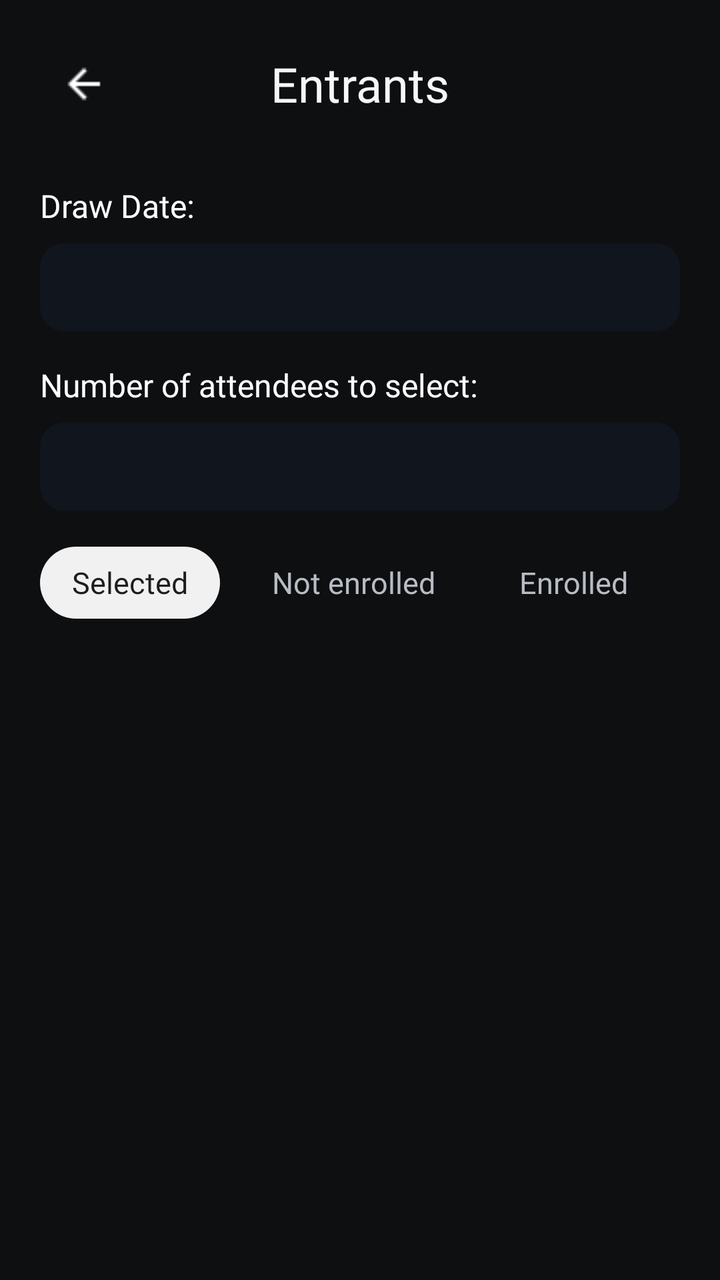
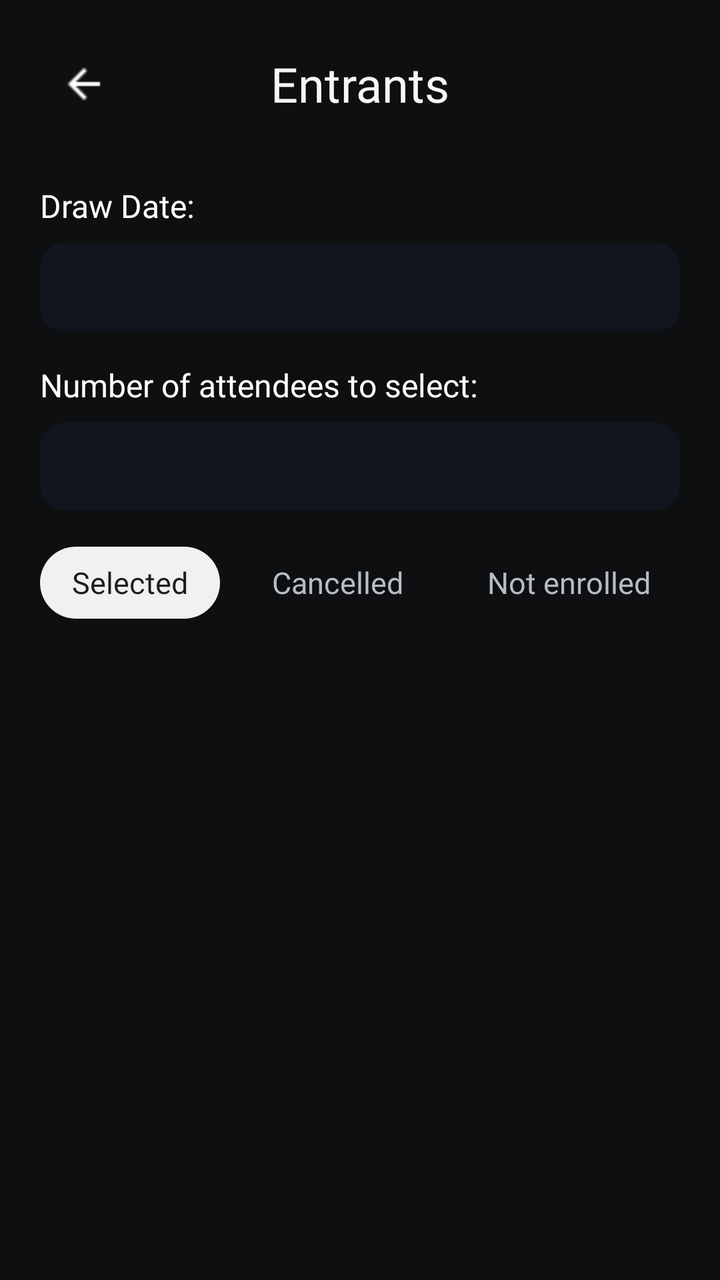

Screens rendered from an Android XML layout before and after an edit, with the pre-edit source and the edit as a unified diff.
<!-- AndroidManifest.xml: application theme Theme.Allot -->
<!-- res/layout/activity_manage_entrants.xml -->
<?xml version="1.0" encoding="utf-8"?>
<LinearLayout xmlns:android="http://schemas.android.com/apk/res/android"
    xmlns:app="http://schemas.android.com/apk/res-auto"
    android:layout_width="match_parent"
    android:layout_height="match_parent"
    android:background="@color/screen_bg"
    android:orientation="vertical">

    <ScrollView
        android:layout_width="match_parent"
        android:layout_height="0dp"
        android:layout_weight="1"
        android:clipToPadding="false"
        android:fillViewport="true"
        android:overScrollMode="never"
        android:scrollbars="none">

        <LinearLayout
            android:layout_width="match_parent"
            android:layout_height="wrap_content"
            android:orientation="vertical"
            android:paddingStart="20dp"
            android:paddingTop="20dp"
            android:paddingEnd="20dp"
            android:paddingBottom="24dp">

            <FrameLayout
                android:layout_width="match_parent"
                android:layout_height="44dp">

                <ImageButton
                    android:id="@+id/backButton"
                    android:layout_width="44dp"
                    android:layout_height="44dp"
                    android:layout_gravity="start|center_vertical"
                    android:background="@null"
                    android:contentDescription="@string/event_detail_back"
                    android:padding="10dp"
                    android:src="@drawable/arrow_back" />

                <TextView
                    android:layout_width="wrap_content"
                    android:layout_height="wrap_content"
                    android:layout_gravity="center"
                    android:fontFamily="@font/varela_round_regular"
                    android:text="@string/manage_entrants_title"
                    android:textColor="@color/text_primary"
                    android:textSize="24sp" />
            </FrameLayout>

            <TextView
                android:layout_width="wrap_content"
                android:layout_height="wrap_content"
                android:layout_marginTop="28dp"
                android:fontFamily="@font/varela_round_regular"
                android:text="@string/manage_lottery_draw_date"
                android:textColor="@color/white"
                android:textSize="16sp" />

            <TextView
                android:id="@+id/drawDateValueText"
                android:layout_width="match_parent"
                android:layout_height="44dp"
                android:layout_marginTop="8dp"
                android:background="@drawable/bg_profile_input"
                android:fontFamily="@font/varela_round_regular"
                android:gravity="center_vertical"
                android:paddingStart="12dp"
                android:paddingEnd="12dp"
                android:textColor="@color/white"
                android:textSize="16sp" />

            <TextView
                android:layout_width="wrap_content"
                android:layout_height="wrap_content"
                android:layout_marginTop="16dp"
                android:fontFamily="@font/varela_round_regular"
                android:text="@string/manage_lottery_attendees"
                android:textColor="@color/white"
                android:textSize="16sp" />

            <TextView
                android:id="@+id/attendeesValueText"
                android:layout_width="match_parent"
                android:layout_height="44dp"
                android:layout_marginTop="8dp"
                android:background="@drawable/bg_profile_input"
                android:fontFamily="@font/varela_round_regular"
                android:gravity="center_vertical"
                android:paddingStart="12dp"
                android:paddingEnd="12dp"
                android:textColor="@color/white"
                android:textSize="16sp" />

            <HorizontalScrollView
                android:layout_width="match_parent"
                android:layout_height="wrap_content"
                android:layout_marginTop="18dp"
                android:clipToPadding="false"
                android:overScrollMode="never"
                android:scrollbars="none">

                <LinearLayout
                    android:layout_width="wrap_content"
                    android:layout_height="wrap_content"
                    android:orientation="horizontal">

                    <TextView
                        android:id="@+id/selectedTabText"
                        android:layout_width="wrap_content"
                        android:layout_height="36dp"
                        android:background="@drawable/bg_manage_entrant_tab_selected"
                        android:clickable="true"
                        android:focusable="true"
                        android:fontFamily="@font/varela_round_regular"
                        android:gravity="center"
                        android:minWidth="82dp"
                        android:paddingStart="16dp"
                        android:paddingEnd="16dp"
                        android:text="@string/manage_entrants_tab_selected"
                        android:textColor="#1D1D1D"
                        android:textSize="15sp" />

                    <TextView
                        android:id="@+id/cancelledTabText"
                        android:layout_width="wrap_content"
                        android:layout_height="36dp"
                        android:layout_marginStart="10dp"
                        android:background="@drawable/bg_manage_entrant_tab_unselected"
                        android:clickable="true"
                        android:focusable="true"
                        android:fontFamily="@font/varela_round_regular"
                        android:gravity="center"
                        android:minWidth="90dp"
                        android:paddingStart="16dp"
                        android:paddingEnd="16dp"
                        android:text="@string/manage_entrants_tab_cancelled"
                        android:textColor="@color/text_secondary"
                        android:textSize="15sp" />

                    <TextView
                        android:id="@+id/enrolledTabText"
                        android:layout_width="wrap_content"
                        android:layout_height="36dp"
                        android:layout_marginStart="10dp"
                        android:background="@drawable/bg_manage_entrant_tab_unselected"
                        android:clickable="true"
                        android:focusable="true"
                        android:fontFamily="@font/varela_round_regular"
                        android:gravity="center"
                        android:minWidth="84dp"
                        android:paddingStart="16dp"
                        android:paddingEnd="16dp"
                        android:text="@string/manage_entrants_tab_enrolled"
                        android:textColor="@color/text_secondary"
                        android:textSize="15sp" />

                    <TextView
                        android:id="@+id/allEntrantsTabText"
                        android:layout_width="wrap_content"
                        android:layout_height="36dp"
                        android:layout_marginStart="10dp"
                        android:background="@drawable/bg_manage_entrant_tab_unselected"
                        android:clickable="true"
                        android:focusable="true"
                        android:fontFamily="@font/varela_round_regular"
                        android:gravity="center"
                        android:minWidth="96dp"
                        android:paddingStart="16dp"
                        android:paddingEnd="16dp"
                        android:text="@string/manage_entrants_tab_all"
                        android:textColor="@color/text_secondary"
                        android:textSize="15sp" />
                </LinearLayout>
            </HorizontalScrollView>

            <TextView
                android:id="@+id/stateText"
                android:layout_width="match_parent"
                android:layout_height="wrap_content"
                android:layout_marginTop="16dp"
                android:fontFamily="@font/varela_round_regular"
                android:textColor="@color/text_secondary"
                android:textSize="14sp"
                android:visibility="gone" />

            <LinearLayout
                android:id="@+id/entrantsContainer"
                android:layout_width="match_parent"
                android:layout_height="wrap_content"
                android:layout_marginTop="16dp"
                android:orientation="vertical" />
        </LinearLayout>
    </ScrollView>

    <com.google.android.material.button.MaterialButton
        android:id="@+id/exportFinalListButton"
        android:layout_width="match_parent"
        android:layout_height="45dp"
        android:layout_marginStart="20dp"
        android:layout_marginEnd="20dp"
        android:layout_marginBottom="18dp"
        android:fontFamily="@font/varela_round_regular"
        android:insetTop="0dp"
        android:insetBottom="0dp"
        android:minHeight="0dp"
        android:text="@string/manage_entrants_export_final_list"
        android:textAllCaps="false"
        android:textColor="#1D1D1D"
        android:textSize="18sp"
        android:visibility="gone"
        app:backgroundTint="#F1F1F1"
        app:cornerRadius="22dp" />

</LinearLayout>
<!-- resources referenced by this layout -->
<resources>
  <color name="screen_bg">#0E0F11</color>
  <color name="text_primary">#F6F7F9</color>
  <color name="text_secondary">#B8BCC4</color>
  <color name="white">#FFFFFFFF</color>
  <!-- drawable arrow_back: png bitmap (drawable, 223 bytes) -->
  <!-- drawable bg_manage_entrant_tab_selected (drawable) -->
  <?xml version="1.0" encoding="utf-8"?>
  <shape xmlns:android="http://schemas.android.com/apk/res/android"
      android:shape="rectangle">
      <solid android:color="#F1F1F1" />
      <corners android:radius="18dp" />
  </shape>
  <!-- drawable bg_manage_entrant_tab_unselected (drawable) -->
  <?xml version="1.0" encoding="utf-8"?>
  <shape xmlns:android="http://schemas.android.com/apk/res/android"
      android:shape="rectangle">
      <solid android:color="@android:color/transparent" />
      <corners android:radius="18dp" />
  </shape>
  <!-- drawable bg_profile_input (drawable) -->
  <?xml version="1.0" encoding="utf-8"?>
  <shape xmlns:android="http://schemas.android.com/apk/res/android" android:shape="rectangle">
      <solid android:color="#10151E" />
      <corners android:radius="12dp" />
  </shape>
  <string name="event_detail_back">Go back</string>
  <string name="manage_entrants_export_final_list">Export Final List</string>
  <string name="manage_entrants_tab_all">All entrants</string>
  <string name="manage_entrants_tab_cancelled">Not enrolled</string>
  <string name="manage_entrants_tab_enrolled">Enrolled</string>
  <string name="manage_entrants_tab_selected">Selected</string>
  <string name="manage_entrants_title">Entrants</string>
  <string name="manage_lottery_attendees">Number of attendees to select:</string>
  <string name="manage_lottery_draw_date">Draw Date:</string>
  <style name="Theme.Allot" parent="Base.Theme.Allot" />
  <style name="Base.Theme.Allot" parent="Theme.Material3.DayNight.NoActionBar">
          
          
      </style>
</resources>

<!-- the commit's change to res/layout/activity_manage_entrants.xml (unified diff, before → after) -->
@@ -135,6 +135,23 @@
                         android:paddingStart="16dp"
                         android:paddingEnd="16dp"
                         android:text="@string/manage_entrants_tab_cancelled"
+                        android:textColor="@color/text_secondary"
+                        android:textSize="15sp" />
+
+                    <TextView
+                        android:id="@+id/notEnrolledTabText"
+                        android:layout_width="wrap_content"
+                        android:layout_height="36dp"
+                        android:layout_marginStart="10dp"
+                        android:background="@drawable/bg_manage_entrant_tab_unselected"
+                        android:clickable="true"
+                        android:focusable="true"
+                        android:fontFamily="@font/varela_round_regular"
+                        android:gravity="center"
+                        android:minWidth="110dp"
+                        android:paddingStart="16dp"
+                        android:paddingEnd="16dp"
+                        android:text="@string/manage_entrants_tab_not_enrolled"
                         android:textColor="@color/text_secondary"
                         android:textSize="15sp" />
 
<!-- resource entries referenced after the edit -->
@@ -28,8 +28,9 @@
   <string name="event_detail_back">Go back</string>
   <string name="manage_entrants_export_final_list">Export Final List</string>
   <string name="manage_entrants_tab_all">All entrants</string>
-  <string name="manage_entrants_tab_cancelled">Not enrolled</string>
+  <string name="manage_entrants_tab_cancelled">Cancelled</string>
   <string name="manage_entrants_tab_enrolled">Enrolled</string>
+  <string name="manage_entrants_tab_not_enrolled">Not enrolled</string>
   <string name="manage_entrants_tab_selected">Selected</string>
   <string name="manage_entrants_title">Entrants</string>
   <string name="manage_lottery_attendees">Number of attendees to select:</string>
